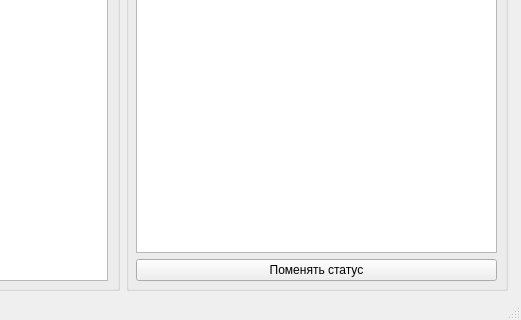
ZhurbenkoV/simpleList, file mainwindow.ui: the form before one commit; both pictures show x 279 to 800 and y 280 to 600 of the 800 by 600 pixel window.
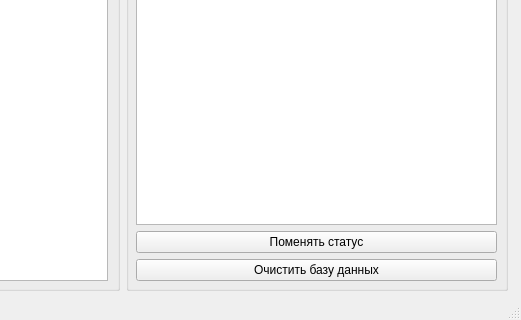
The form after the commit.

Commit message: add clearDataBase button

Patch:
```diff
--- a/mainwindow.ui
+++ b/mainwindow.ui
@@ -126,7 +126,7 @@
        <property name="title">
         <string>DataBase</string>
        </property>
-       <widget class="QWidget" name="">
+       <widget class="QWidget" name="layoutWidget">
         <property name="geometry">
          <rect>
           <x>10</x>
@@ -146,6 +146,13 @@
            </property>
           </widget>
          </item>
+         <item>
+          <widget class="QPushButton" name="clearDataBaseButton">
+           <property name="text">
+            <string>Очистить базу данных</string>
+           </property>
+          </widget>
+         </item>
         </layout>
        </widget>
       </widget>
```
The commit also changes 2 other files.
